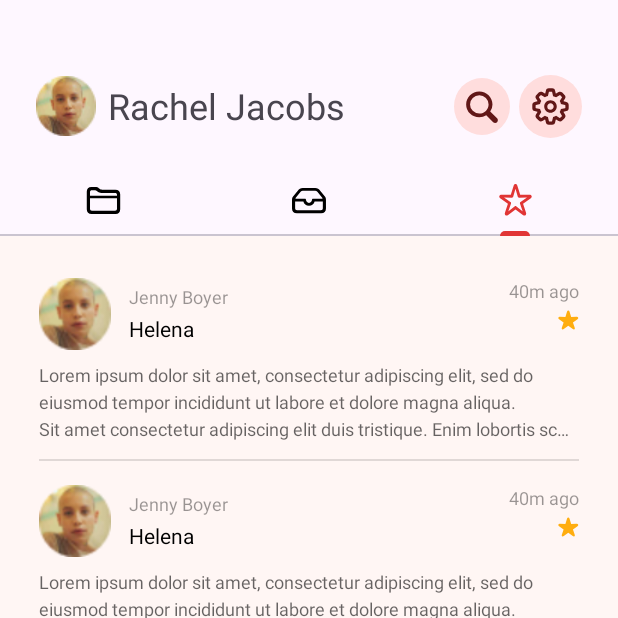
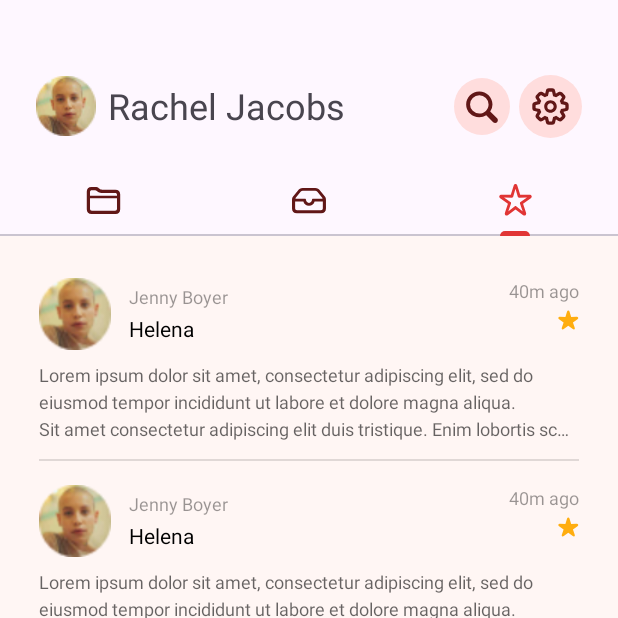
Before and after one commit to tuanminhphan45/mobile-project, an Android app: the MainActivity screen opened directly, with no data from a screen before it, tab 3 chosen, on a phone screen of 412 x 824 dp, the top half of it. Run offline under Robolectric (Android 15) with nearby library versions, the phone set to English and light mode, and no system bars.

Commit message:
Change tab color onclick

```diff
--- a/app/src/main/java/vn/edu/usth/mobile_project/Activity/MainActivity.java
+++ b/app/src/main/java/vn/edu/usth/mobile_project/Activity/MainActivity.java
@@ -55,7 +55,7 @@ public class MainActivity extends AppCompatActivity {
             @Override
             public void onTabUnselected(TabLayout.Tab tab) {
                 if (tab.getIcon() != null) {
-                    tab.getIcon().setTint(getResources().getColor(R.color.black)); // Set your default color here
+                    tab.getIcon().setTint(getResources().getColor(R.color.btn_bg)); // Set your default color here
                 }
             }
 
```
